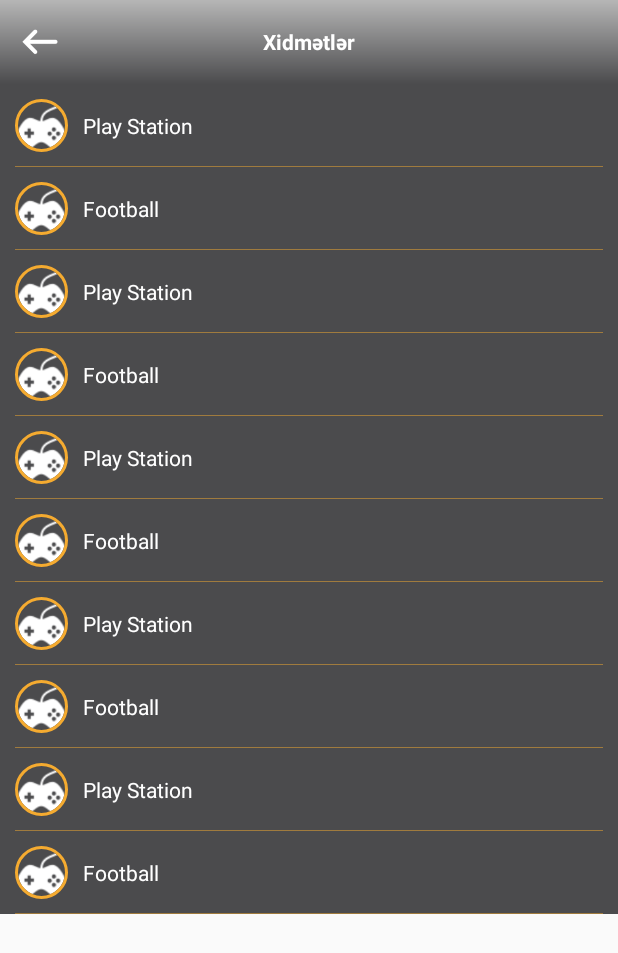
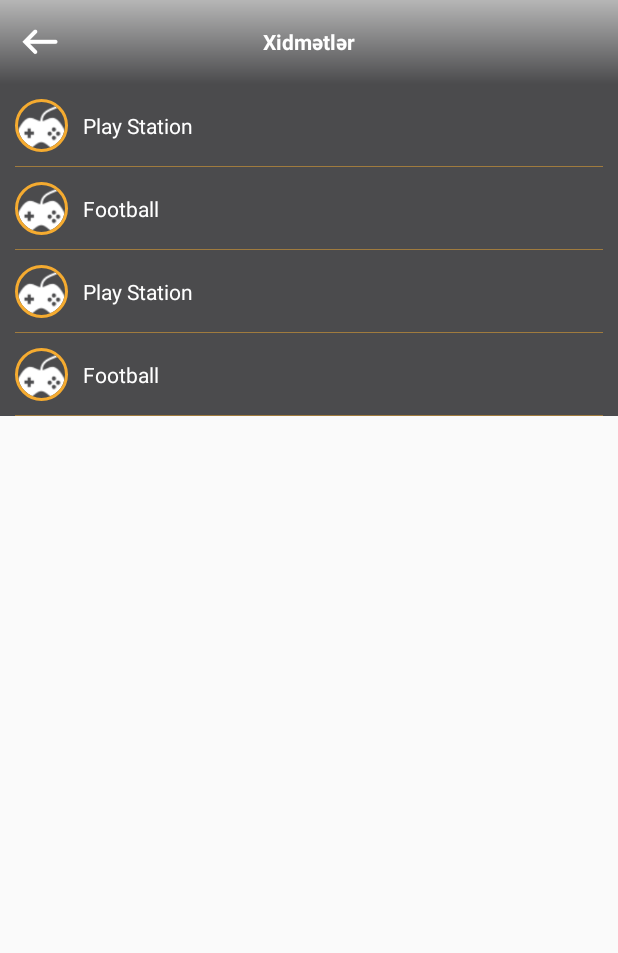
Before and after one commit to nicatguliyev/HunerTest, an Android app: the Services screen opened directly, with no data from a screen before it, on a phone screen of 412 x 824 dp. Shown: the top 953 px of the screen. Run offline under Robolectric (Android 15) with nearby library versions, the light colour scheme and no system bars; our stand-ins replace CircleImageView.

```diff
--- a/app/src/main/java/com/example/artservis/hunertest/Services.java
+++ b/app/src/main/java/com/example/artservis/hunertest/Services.java
@@ -1,17 +1,21 @@
 package com.example.artservis.hunertest;
 
+import android.graphics.Color;
 import android.support.v7.app.ActionBar;
 import android.support.v7.app.AppCompatActivity;
 import android.os.Bundle;
 import android.view.View;
 import android.view.ViewGroup;
 import android.view.WindowManager;
+import android.widget.AdapterView;
 import android.widget.ImageView;
 import android.widget.ListView;
+import android.widget.RelativeLayout;
 
 import com.example.artservis.hunertest.Adapter.ServiceListAdapter;
 
 import java.util.ArrayList;
+import java.util.logging.Handler;
 
 public class Services extends AppCompatActivity {
 
@@ -38,12 +42,8 @@
         servicenames.add("Football");
         servicenames.add("Play Station");
         servicenames.add("Football");
-        servicenames.add("Play Station");
-        servicenames.add("Football");
-        servicenames.add("Play Station");
-        servicenames.add("Football");
-        servicenames.add("Play Station");
-        servicenames.add("Football");
+
+
 
         ServiceListAdapter adapter = new ServiceListAdapter(this, servicenames);
 
@@ -57,6 +57,25 @@
             }
         });
 
+        serviceList.setOnItemClickListener(new AdapterView.OnItemClickListener() {
+            @Override
+            public void onItemClick(AdapterView<?> adapterView, View view, int i, long l) {
+                final RelativeLayout background = view.findViewById(R.id.listItemLyt);
+
+                background.setBackgroundColor(Color.parseColor("#ABFFFFFF"));
+
+                android.os.Handler handler = new android.os.Handler();
+
+                handler.postDelayed(new Runnable() {
+                    @Override
+                    public void run() {
+                        background.setBackgroundColor(Color.parseColor("#4b4b4d"));
+                    }
+                }, 100);
+
+            }
+        });
+
     }
 
     @Override
--- a/app/src/main/res/layout/service_list_item.xml
+++ b/app/src/main/res/layout/service_list_item.xml
@@ -6,6 +6,7 @@
     android:layout_height="match_parent">
 
     <RelativeLayout
+        android:id="@+id/listItemLyt"
         android:layout_width="match_parent"
         android:layout_height="wrap_content"
         android:background="@color/hunerGrey">
```
